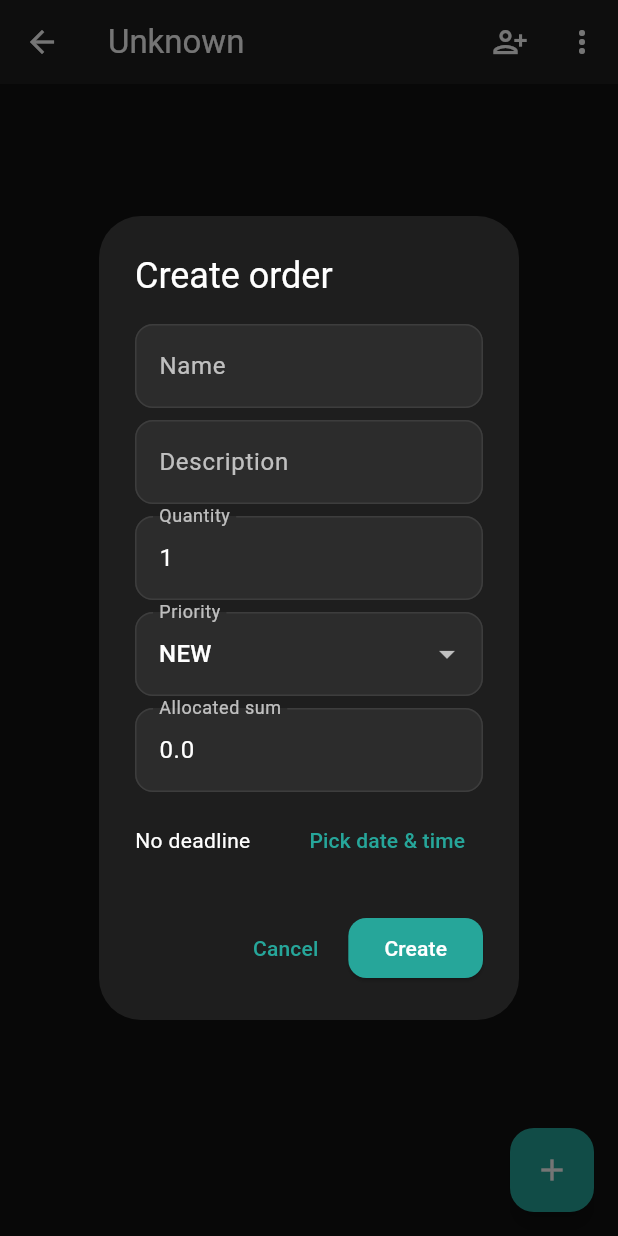
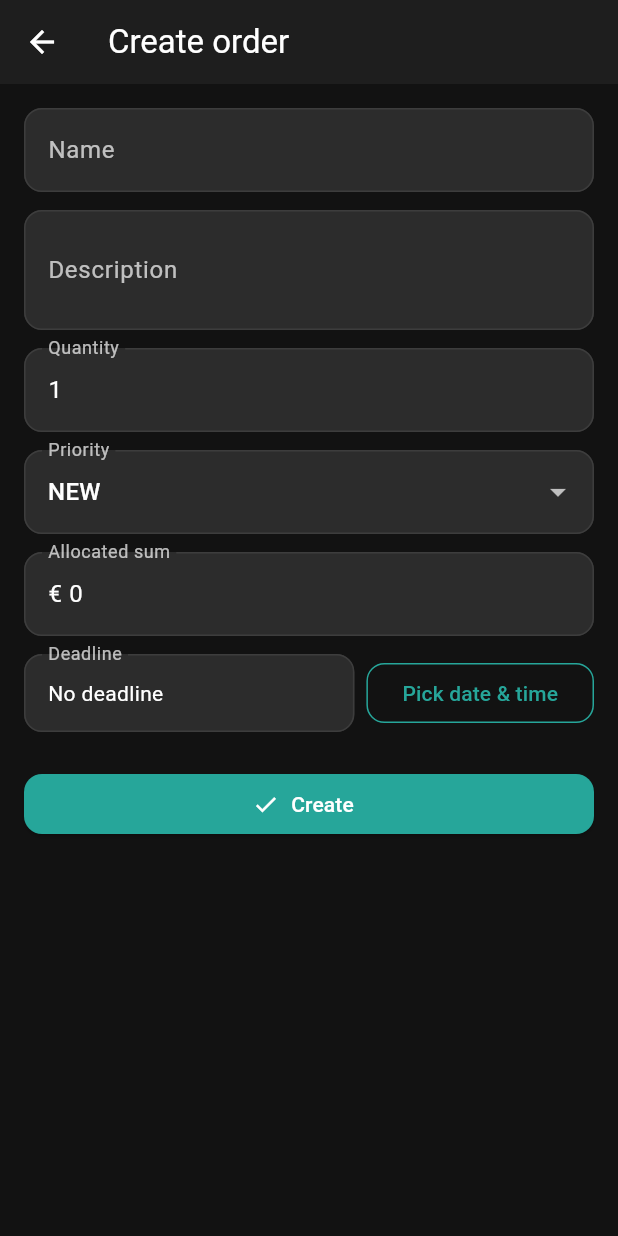
Before and after one commit to Rotciv004/Shopping-List-Sharing-App-Flutter, a Flutter app: the FamilyDetailsScreen screen opened directly with empty values, after a tap on the "add" icon, on a phone screen of 412 x 824 dp. Run offline on Flutter 3.47's test engine with Material 3 defaults, Android fonts, the phone set to English and light mode, and no system bars; accounts and stored records are empty.

Commit message:
second task

```diff
--- a/lib/ui/family/family_details_screen.dart
+++ b/lib/ui/family/family_details_screen.dart
@@ -5,6 +5,7 @@ import '../../models/family.dart';
 import '../../models/order.dart';
 import '../../utils/logger.dart';
 import '../widgets/optimized_orders_list.dart';
+import '../order/create_order_screen.dart';
 
 class FamilyDetailsScreen extends StatefulWidget {
   final String familyId;
@@ -49,22 +50,22 @@ class _FamilyDetailsScreenState extends State<FamilyDetailsScreen> {
 
   Future<void> _addOrder() async {
     Log.i('FamilyDetailsScreen._addOrder()', tag: 'NAV');
-    final result = await showDialog<_OrderFormResult>(
-      context: context,
-      builder: (_) => const _OrderDialog(),
+    final fam = _family;
+    final userId = data.currentUser?.id;
+    if (fam == null || fam.id == 'Unknown' || userId == null) return;
+    final created = await Navigator.push<bool>(
+      context,
+      MaterialPageRoute(
+        builder: (_) => CreateOrderScreen(
+          familyId: fam.id,
+          placingUserId: userId,
+        ),
+      ),
     );
-    final fam = _family;
-    final userId = data.currentUser?.id ?? 'unknown';
-    if (result != null && fam != null && fam.id != 'Unknown') {
-      data.createOrder(
-        familyId: fam.id,
-        name: result.name,
-        description: result.description,
-        quantity: result.quantity,
-        priority: result.priority,
-        placingUserId: userId,
-        allocatedSum: result.allocatedSum,
-        deadline: result.deadline,
+    if (created == true) {
+      // Data layer already added the single created order and notified listeners
+      ScaffoldMessenger.of(context).showSnackBar(
+        const SnackBar(content: Text('Order created')),
       );
     }
   }
@@ -83,23 +84,83 @@ class _FamilyDetailsScreenState extends State<FamilyDetailsScreen> {
 
   Future<void> _editOrder(Order order) async {
     Log.i('FamilyDetailsScreen._editOrder(${order.id})', tag: 'NAV');
-    final edited = await showDialog<_OrderFormResult>(
+    // For now retain previous edit logic using a simple dialog
+    final nameController = TextEditingController(text: order.name);
+    final descController = TextEditingController(text: order.description);
+    final qtyController = TextEditingController(text: order.quantity.toString());
+    final sumController = TextEditingController(text: order.allocatedSum.toString());
+    Priority priority = order.priority;
+    DateTime? deadline = order.fulfillmentDeadLineDate;
+
+    final confirmed = await showDialog<bool>(
       context: context,
-      builder: (_) => _OrderDialog(existing: order),
+      builder: (_) => StatefulBuilder(
+        builder: (ctx, setState) => AlertDialog(
+          title: const Text('Edit order'),
+          content: SingleChildScrollView(
+            child: Column(
+              mainAxisSize: MainAxisSize.min,
+              children: [
+                TextField(controller: nameController, decoration: const InputDecoration(labelText: 'Name')),
+                const SizedBox(height: 8),
+                TextField(controller: descController, decoration: const InputDecoration(labelText: 'Description')),
+                const SizedBox(height: 8),
+                TextField(controller: qtyController, decoration: const InputDecoration(labelText: 'Quantity'), keyboardType: TextInputType.number),
+                const SizedBox(height: 8),
+                DropdownButtonFormField<Priority>(
+                  value: priority,
+                  decoration: const InputDecoration(labelText: 'Priority'),
+                  items: Priority.values.map((p) => DropdownMenuItem(value: p, child: Text(p.name))).toList(),
+                  onChanged: (v) => setState(() => priority = v ?? priority),
+                ),
+                const SizedBox(height: 8),
+                TextField(controller: sumController, decoration: const InputDecoration(labelText: 'Allocated sum'), keyboardType: const TextInputType.numberWithOptions(decimal: true)),
+                const SizedBox(height: 8),
+                Row(children: [
+                  Expanded(child: Text(deadline == null ? 'No deadline' : 'Deadline: ${deadline!.toLocal()}')),
+                  TextButton(
+                    onPressed: () async {
+                      final now = DateTime.now();
+                      final date = await showDatePicker(
+                        context: ctx,
+                        initialDate: deadline ?? now,
+                        firstDate: now,
+                        lastDate: DateTime(now.year + 10),
+                      );
+                      if (date == null) return;
+                      final time = await showTimePicker(
+                        context: ctx,
+                        initialTime: TimeOfDay.fromDateTime(deadline ?? now),
+                      );
+                      if (time == null) return;
+                      setState(() => deadline = DateTime(date.year, date.month, date.day, time.hour, time.minute));
+                    },
+                    child: const Text('Pick date & time'),
+                  )
+                ])
+              ],
+            ),
+          ),
+          actions: [
+            TextButton(onPressed: () => Navigator.pop(ctx, false), child: const Text('Cancel')),
+            ElevatedButton(onPressed: () => Navigator.pop(ctx, true), child: const Text('Save')),
+          ],
+        ),
+      ),
     );
-    if (edited != null) {
+    if (confirmed == true) {
       final updated = Order(
         id: order.id,
-        name: edited.name,
-        description: edited.description,
-        quantity: edited.quantity,
-        priority: edited.priority,
+        name: nameController.text.trim(),
+        description: descController.text.trim(),
+        quantity: int.tryParse(qtyController.text.trim()) ?? order.quantity,
+        priority: priority,
         status: order.status,
         placingUserId: order.placingUserId,
         fulfillingUserId: order.fulfillingUserId,
-        allocatedSum: edited.allocatedSum,
+        allocatedSum: double.tryParse(sumController.text.trim()) ?? order.allocatedSum,
         datePlaced: order.datePlaced,
-        fulfillmentDeadLineDate: edited.deadline ?? order.fulfillmentDeadLineDate,
+        fulfillmentDeadLineDate: deadline ?? order.fulfillmentDeadLineDate,
       );
       data.updateOrder(updated);
     }
@@ -202,217 +263,4 @@ class _FamilyDetailsScreenState extends State<FamilyDetailsScreen> {
   }
 }
 
-class _OrderFormResult {
-  final String name;
-  final String description;
-  final int quantity;
-  final Priority priority;
-  final double allocatedSum;
-  final DateTime? deadline;
-  const _OrderFormResult(this.name, this.description, this.quantity, this.priority, this.allocatedSum, this.deadline);
-}
-
-class _OrderDialog extends StatefulWidget {
-  final Order? existing;
-  const _OrderDialog({this.existing});
-
-  @override
-  State<_OrderDialog> createState() => _OrderDialogState();
-}
-
-class _OrderDialogState extends State<_OrderDialog> {
-  late final TextEditingController _name;
-  late final TextEditingController _desc;
-  late final TextEditingController _qty;
-  late final TextEditingController _sum;
-  late Priority _priority;
-  DateTime? _deadline;
-
-  @override
-  void initState() {
-    super.initState();
-    final e = widget.existing;
-    _name = TextEditingController(text: e?.name ?? '');
-    _desc = TextEditingController(text: e?.description ?? '');
-    _qty = TextEditingController(text: e?.quantity.toString() ?? '1');
-    _sum = TextEditingController(text: (e?.allocatedSum ?? 0).toString());
-    _priority = e?.priority ?? Priority.NEW;
-    _deadline = e?.fulfillmentDeadLineDate;
-  }
-
-  @override
-  Widget build(BuildContext context) {
-    return AlertDialog(
-  title: Text(widget.existing == null ? 'Create order' : 'Edit order'),
-      content: SingleChildScrollView(
-        child: Column(
-          mainAxisSize: MainAxisSize.min,
-          children: [
-            TextField(controller: _name, decoration: const InputDecoration(labelText: 'Name')),
-            const SizedBox(height: 8),
-            TextField(controller: _desc, decoration: const InputDecoration(labelText: 'Description')),
-            const SizedBox(height: 8),
-            TextField(controller: _qty, decoration: const InputDecoration(labelText: 'Quantity'), keyboardType: TextInputType.number),
-            const SizedBox(height: 8),
-            DropdownButtonFormField<Priority>(
-              initialValue: _priority,
-              items: Priority.values
-                  .map((p) => DropdownMenuItem(value: p, child: Text(p.name)))
-                  .toList(),
-              onChanged: (v) => setState(() => _priority = v ?? Priority.NEW),
-              decoration: const InputDecoration(labelText: 'Priority'),
-            ),
-            const SizedBox(height: 8),
-            TextField(controller: _sum, decoration: const InputDecoration(labelText: 'Allocated sum'), keyboardType: const TextInputType.numberWithOptions(decimal: true)),
-            const SizedBox(height: 8),
-            Row(
-              children: [
-                Expanded(
-                  child: Text(_deadline == null ? 'No deadline' : 'Deadline: ${_deadline!.toLocal()}'),
-                ),
-                TextButton(
-                  onPressed: () async {
-                    final now = DateTime.now();
-                    final picked = await _pickDateTime(
-                      context: context,
-                      initial: _deadline ?? now,
-                      min: now,
-                    );
-                    if (picked != null) {
-                      setState(() => _deadline = picked);
-                    }
-                  },
-                  child: const Text('Pick date & time'),
-                ),
-              ],
-            ),
-          ],
-        ),
-      ),
-      actions: [
-        TextButton(onPressed: () => Navigator.pop(context), child: const Text('Cancel')),
-        ElevatedButton(
-          onPressed: () {
-            if (_name.text.trim().isEmpty) return;
-            final res = _OrderFormResult(
-              _name.text.trim(),
-              _desc.text.trim(),
-              int.tryParse(_qty.text.trim()) ?? 1,
-              _priority,
-              double.tryParse(_sum.text.trim()) ?? 0.0,
-              _deadline,
-            );
-            Navigator.pop(context, res);
-          },
-          child: Text(widget.existing == null ? 'Create' : 'Save'),
-        )
-      ],
-    );
-  }
-}
-
-Future<DateTime?> _pickDateTime({required BuildContext context, required DateTime initial, required DateTime min}) async {
-  int year = initial.year;
-  int month = initial.month;
-  int day = initial.day;
-  int hour = initial.hour;
-  int minute = initial.minute - (initial.minute % 1);
-
-  int daysInMonth(int y, int m) {
-    final lastDay = DateTime(y, m + 1, 0).day;
-    return lastDay;
-  }
-
-  DateTime clamp(DateTime dt) {
-    if (dt.isBefore(min)) return min;
-    return dt;
-  }
-
-  DateTime? result = await showDialog<DateTime>(
-    context: context,
-    builder: (ctx) {
-      return StatefulBuilder(builder: (ctx, setState) {
-        final maxYear = DateTime.now().year + 10;
-        final validDays = daysInMonth(year, month);
-        if (day > validDays) day = validDays;
-        final candidate = clamp(DateTime(year, month, day, hour, minute));
-        return AlertDialog(
-          title: const Text('Select date & time'),
-          content: Column(
-            mainAxisSize: MainAxisSize.min,
-            children: [
-              Row(children: [
-                Expanded(
-                  child: DropdownButtonFormField<int>(
-                    initialValue: year,
-                    items: [for (int y = min.year; y <= maxYear; y++) DropdownMenuItem(value: y, child: Text(y.toString()))],
-                    onChanged: (v) => setState(() => year = v ?? year),
-                    decoration: const InputDecoration(labelText: 'Year'),
-                  ),
-                ),
-                const SizedBox(width: 8),
-                Expanded(
-                  child: DropdownButtonFormField<int>(
-                    initialValue: month,
-                    items: [for (int m = 1; m <= 12; m++) DropdownMenuItem(value: m, child: Text(m.toString().padLeft(2, '0')))],
-                    onChanged: (v) => setState(() => month = v ?? month),
-                    decoration: const InputDecoration(labelText: 'Month'),
-                  ),
-                ),
-                const SizedBox(width: 8),
-                Expanded(
-                  child: DropdownButtonFormField<int>(
-                    initialValue: day,
-                    items: [for (int d = 1; d <= validDays; d++) DropdownMenuItem(value: d, child: Text(d.toString().padLeft(2, '0')))],
-                    onChanged: (v) => setState(() => day = v ?? day),
-                    decoration: const InputDecoration(labelText: 'Day'),
-                  ),
-                ),
-              ]),
-              const SizedBox(height: 8),
-              Row(children: [
-                Expanded(
-                  child: DropdownButtonFormField<int>(
-                    initialValue: hour,
-                    items: [for (int h = 0; h < 24; h++) DropdownMenuItem(value: h, child: Text(h.toString().padLeft(2, '0')))],
-                    onChanged: (v) => setState(() => hour = v ?? hour),
-                    decoration: const InputDecoration(labelText: 'Hour'),
-                  ),
-                ),
-                const SizedBox(width: 8),
-                Expanded(
-                  child: DropdownButtonFormField<int>(
-                    initialValue: minute,
-                    items: [for (int m = 0; m < 60; m++) DropdownMenuItem(value: m, child: Text(m.toString().padLeft(2, '0')))],
-                    onChanged: (v) => setState(() => minute = v ?? minute),
-                    decoration: const InputDecoration(labelText: 'Minute'),
-                  ),
-                ),
-              ]),
-              const SizedBox(height: 8),
-              Align(
-                alignment: Alignment.centerLeft,
-                child: Text('Selected: ${candidate.toLocal()}'),
-              )
-            ],
-          ),
-          actions: [
-            TextButton(onPressed: () => Navigator.pop(ctx), child: const Text('Cancel')),
-            ElevatedButton(
-              onPressed: () {
-                final dt = DateTime(year, month, day, hour, minute);
-                if (dt.isBefore(min)) {
-                  ScaffoldMessenger.of(ctx).showSnackBar(const SnackBar(content: Text('Date/time cannot be in the past')));
-                  return;
-                }
-                Navigator.pop(ctx, dt);
-              },
-              child: const Text('OK'),
-            ),
-          ],
-        );
-      });
-    },
-  );
-  return result;
-}
+// Note: Order creation now uses a dedicated screen with a validated form.
--- /dev/null
+++ b/lib/ui/order/create_order_screen.dart
@@ -0,0 +1,188 @@
+import 'package:flutter/material.dart';
+
+import '../../data/in_memory_data.dart';
+import '../../models/order.dart';
+
+class CreateOrderScreen extends StatefulWidget {
+  final String familyId;
+  final String placingUserId;
+  const CreateOrderScreen({super.key, required this.familyId, required this.placingUserId});
+
+  @override
+  State<CreateOrderScreen> createState() => _CreateOrderScreenState();
+}
+
+class _CreateOrderScreenState extends State<CreateOrderScreen> {
+  final _formKey = GlobalKey<FormState>();
+
+  final _name = TextEditingController();
+  final _desc = TextEditingController();
+  final _qty = TextEditingController(text: '1');
+  final _sum = TextEditingController(text: '0');
+  Priority _priority = Priority.NEW;
+  DateTime? _deadline;
+  bool _submitting = false;
+
+  @override
+  void dispose() {
+    _name.dispose();
+    _desc.dispose();
+    _qty.dispose();
+    _sum.dispose();
+    super.dispose();
+  }
+
+  Future<void> _save() async {
+    final form = _formKey.currentState;
+    if (form == null) return;
+    if (!form.validate()) return; // Show inline errors
+
+    setState(() => _submitting = true);
+    try {
+      final quantity = int.tryParse(_qty.text.trim()) ?? 1;
+      final allocatedSum = double.tryParse(_sum.text.trim().replaceAll(',', '.')) ?? 0.0;
+
+      InMemoryData.instance.createOrder(
+        familyId: widget.familyId,
+        name: _name.text.trim(),
+        description: _desc.text.trim(),
+        quantity: quantity,
+        priority: _priority,
+        placingUserId: widget.placingUserId,
+        allocatedSum: allocatedSum,
+        deadline: _deadline,
+      );
+
+      if (mounted) Navigator.pop(context, true);
+    } finally {
+      if (mounted) setState(() => _submitting = false);
+    }
+  }
+
+  Future<void> _pickDeadline() async {
+    final now = DateTime.now();
+    final date = await showDatePicker(
+      context: context,
+      initialDate: _deadline ?? now,
+      firstDate: now,
+      lastDate: DateTime(now.year + 10),
+    );
+    if (date == null) return;
+    final time = await showTimePicker(
+      context: context,
+      initialTime: TimeOfDay.fromDateTime(_deadline ?? now),
+    );
+    if (time == null) return;
+    setState(() => _deadline = DateTime(date.year, date.month, date.day, time.hour, time.minute));
+  }
+
+  @override
+  Widget build(BuildContext context) {
+    return Scaffold(
+      appBar: AppBar(title: const Text('Create order')),
+      body: SafeArea(
+        child: Form(
+          key: _formKey,
+          autovalidateMode: AutovalidateMode.onUserInteraction,
+          child: ListView(
+            padding: const EdgeInsets.all(16),
+            children: [
+              TextFormField(
+                controller: _name,
+                decoration: const InputDecoration(
+                  labelText: 'Name',
+                  hintText: 'e.g. Milk',
+                ),
+                textInputAction: TextInputAction.next,
+                validator: (v) {
+                  final t = v?.trim() ?? '';
+                  if (t.isEmpty) return 'Name is required';
+                  if (t.length < 2) return 'Name must be at least 2 characters';
+                  return null;
+                },
+              ),
+              const SizedBox(height: 12),
+              TextFormField(
+                controller: _desc,
+                decoration: const InputDecoration(
+                  labelText: 'Description',
+                  hintText: 'Details (optional)'
+                ),
+                maxLines: 2,
+              ),
+              const SizedBox(height: 12),
+              TextFormField(
+                controller: _qty,
+                decoration: const InputDecoration(
+                  labelText: 'Quantity',
+                ),
+                keyboardType: TextInputType.number,
+                validator: (v) {
+                  final n = int.tryParse((v ?? '').trim());
+                  if (n == null) return 'Enter a valid number';
+                  if (n <= 0) return 'Quantity must be greater than 0';
+                  if (n > 1000000) return 'Quantity too large';
+                  return null;
+                },
+              ),
+              const SizedBox(height: 12),
+              DropdownButtonFormField<Priority>(
+                value: _priority,
+                decoration: const InputDecoration(labelText: 'Priority'),
+                items: Priority.values
+                    .map((p) => DropdownMenuItem(value: p, child: Text(p.name)))
+                    .toList(),
+                onChanged: (v) => setState(() => _priority = v ?? Priority.NEW),
+              ),
+              const SizedBox(height: 12),
+              TextFormField(
+                controller: _sum,
+                decoration: const InputDecoration(
+                  labelText: 'Allocated sum',
+                  prefixText: '€ ',
+                ),
+                keyboardType: const TextInputType.numberWithOptions(decimal: true),
+                validator: (v) {
+                  final n = double.tryParse((v ?? '').trim().replaceAll(',', '.'));
+                  if (n == null) return 'Enter a valid amount';
+                  if (n < 0) return 'Amount cannot be negative';
+                  if (n > 1000000000) return 'Amount too large';
+                  return null;
+                },
+              ),
+              const SizedBox(height: 12),
+              Row(
+                children: [
+                  Expanded(
+                    child: InputDecorator(
+                      decoration: const InputDecoration(labelText: 'Deadline'),
+                      child: Text(
+                        _deadline == null
+                            ? 'No deadline'
+                            : '${_deadline!.toLocal()}',
+                      ),
+                    ),
+                  ),
+                  const SizedBox(width: 8),
+                  OutlinedButton(
+                    onPressed: _pickDeadline,
+                    child: const Text('Pick date & time'),
+                  ),
+                ],
+              ),
+              const SizedBox(height: 24),
+              SizedBox(
+                width: double.infinity,
+                child: ElevatedButton.icon(
+                  onPressed: _submitting ? null : _save,
+                  icon: const Icon(Icons.check),
+                  label: Text(_submitting ? 'Saving…' : 'Create'),
+                ),
+              ),
+            ],
+          ),
+        ),
+      ),
+    );
+  }
+}
```
Also changed, not shown: 1 other file.
